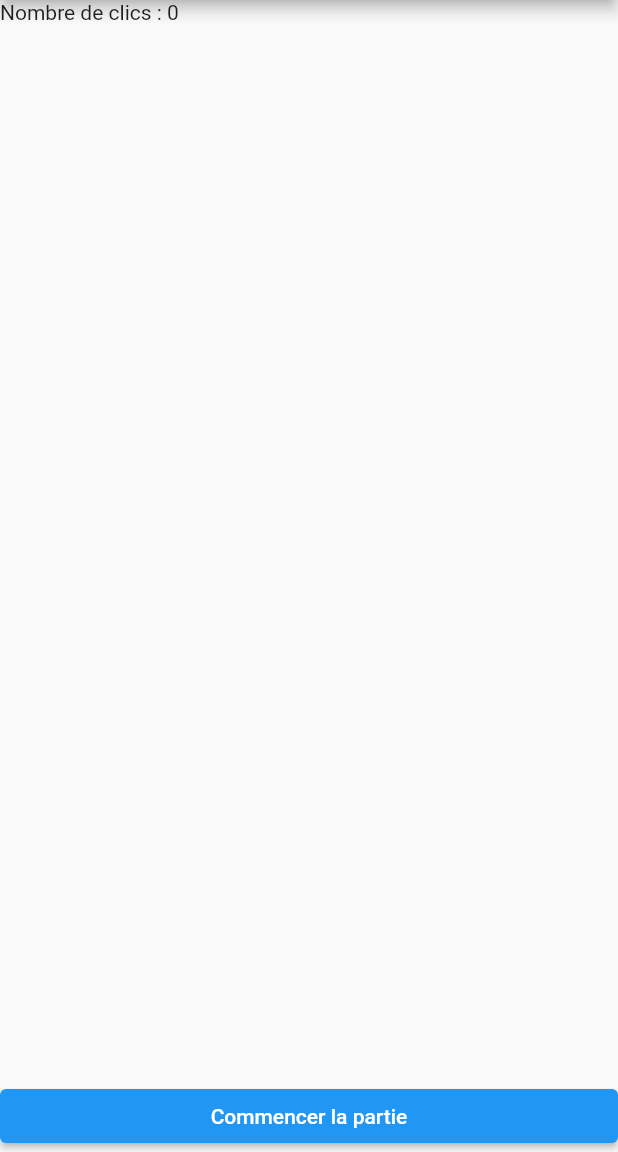
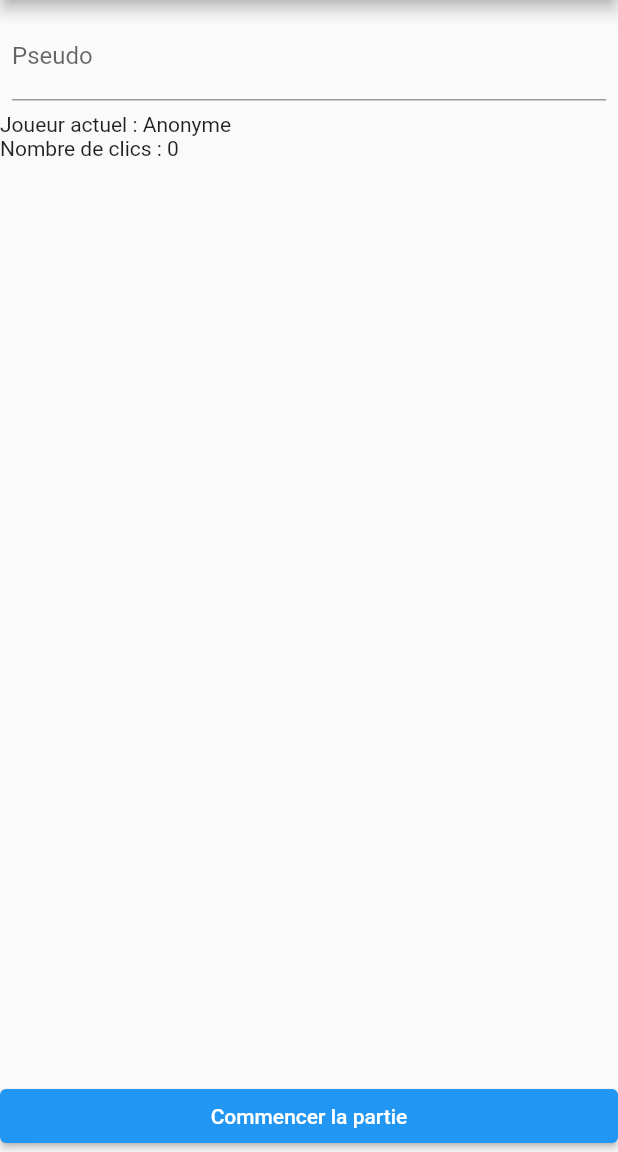
Before and after one commit to Lugdu84/flutter_clicker, a Flutter app: the screen it shows after launch, on a phone screen of 412 x 824 dp, the part 84-1236 px from its top. Run offline on Flutter 3.47's test engine with Material 2 defaults, Android fonts, the phone set to English and light mode, and no system bars.

Commit message:
add gameResult and ListView

```diff
--- a/lib/game_screen.dart
+++ b/lib/game_screen.dart
@@ -1,6 +1,6 @@
 import 'dart:async';
-
 import 'package:flutter/material.dart';
+import 'model/game_result.dart';
 
 class GameScreen extends StatefulWidget {
   const GameScreen({super.key});
@@ -10,9 +10,12 @@ class GameScreen extends StatefulWidget {
 }
 
 class _GameScreenState extends State<GameScreen> {
+  final List<GameResult> _gameResultList = [];
   var _clickCount = 0;
   var _bestScore = 0;
   var _isCounting = false;
+  String? _currentPlayerNickname;
+  String? _bestPlayerNickname;
 
   _clickButtonTouched() {
     setState(() {
@@ -31,10 +34,32 @@ class _GameScreenState extends State<GameScreen> {
   _stopGame() {
     setState(() {
       _isCounting = false;
+      _gameResultList.add(GameResult(
+          player: _currentPlayerNickname ?? "Anonyme", score: _clickCount));
+      _gameResultList.sort();
+
       if (_clickCount > _bestScore) {
         _bestScore = _clickCount;
+        _bestPlayerNickname = _currentPlayerNickname;
       }
     });
+  }
+
+  _onNickNameChanged(value) {
+    setState(() {
+      _currentPlayerNickname = value;
+    });
+  }
+
+  Widget _generateItemBuilder(BuildContext context, int index) {
+    final gameResult = _gameResultList[index];
+    return Row(
+      children: [
+        Text(gameResult.player),
+        Icon(Icons.military_tech),
+        Text(gameResult.score.toString() + " clics"),
+      ],
+    );
   }
 
   @override
@@ -47,13 +72,35 @@ class _GameScreenState extends State<GameScreen> {
         child: Column(
           crossAxisAlignment: CrossAxisAlignment.stretch,
           children: [
-            if (_bestScore > 0) Text("Meilleur score : $_bestScore"),
+            if (!_isCounting)
+              Padding(
+                padding: const EdgeInsets.all(8.0),
+                child: TextFormField(
+                  initialValue: _currentPlayerNickname,
+                  onChanged: _onNickNameChanged,
+                  autocorrect: false,
+                  textCapitalization: TextCapitalization.words,
+                  autofillHints: const [AutofillHints.givenName],
+                  decoration: const InputDecoration(
+                    labelText: 'Pseudo',
+                  ),
+                ),
+              ),
+            if (_bestScore > 0)
+              Text(
+                  "Meilleur score : $_bestScore par ${_bestPlayerNickname ?? "Anonyme"}"),
+            Text("Joueur actuel : ${_currentPlayerNickname ?? "Anonyme"}"),
             Text('Nombre de clics : $_clickCount'),
             if (_isCounting)
               IconButton(
                   onPressed: _clickButtonTouched,
                   icon: const Icon(Icons.plus_one)),
-            const Spacer(),
+            Expanded(
+              child: ListView.builder(
+                itemBuilder: _generateItemBuilder,
+                itemCount: _gameResultList.length,
+              ),
+            ),
             if (!_isCounting)
               ElevatedButton(
                   onPressed: _startGame,
--- /dev/null
+++ b/lib/model/game_result.dart
@@ -0,0 +1,11 @@
+class GameResult implements Comparable<GameResult> {
+  final String player;
+  final int score;
+
+  GameResult({required this.player, required this.score});
+
+  @override
+  int compareTo(GameResult other) {
+    return other.score.compareTo(score);
+  }
+}
```
